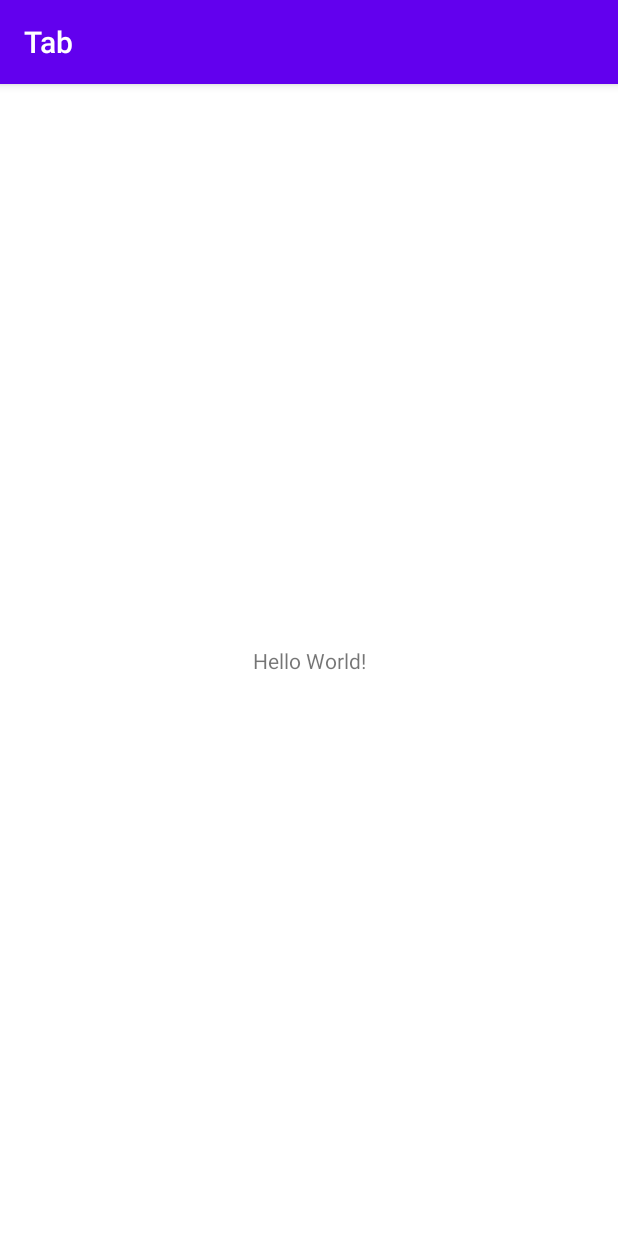
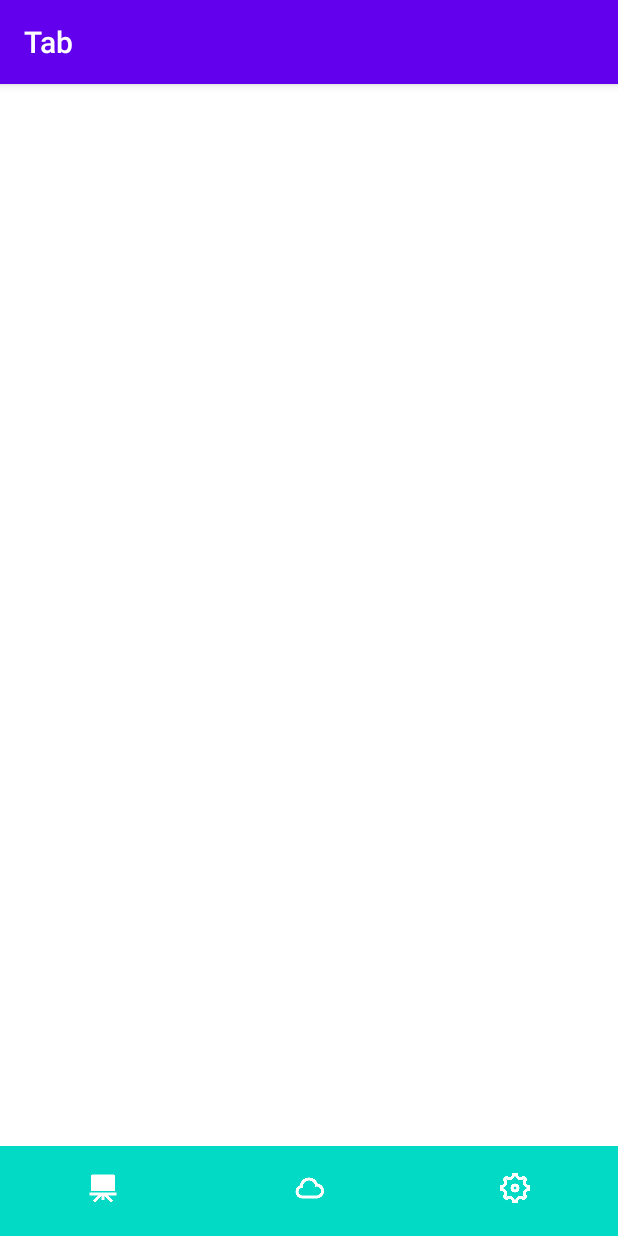
Before and after one commit to ipast/tab, an Android app: the screen it shows after launch (MainActivity), on a phone screen of 412 x 824 dp. Run offline under Robolectric (Android 15) with nearby library versions, the phone set to English and light mode, and no system bars.

Commit message:
修复是否展示文本属性

```diff
--- a/app/src/main/res/layout/activity_main.xml
+++ b/app/src/main/res/layout/activity_main.xml
@@ -5,14 +5,71 @@
     android:layout_width="match_parent"
     android:layout_height="match_parent"
     tools:context=".MainActivity">
+    <com.ipast.tab.TabGroup
+        android:id="@+id/main_tab_group"
+        android:layout_width="match_parent"
+        android:layout_height="60dp"
+        android:background="@color/teal_200"
+        app:layout_constraintBottom_toBottomOf="parent">
 
-    <TextView
-        android:layout_width="wrap_content"
-        android:layout_height="wrap_content"
-        android:text="Hello World!"
-        app:layout_constraintBottom_toBottomOf="parent"
-        app:layout_constraintLeft_toLeftOf="parent"
-        app:layout_constraintRight_toRightOf="parent"
-        app:layout_constraintTop_toTopOf="parent" />
+        <com.ipast.tab.TabButton
+            android:id="@+id/main_tab_c_panel"
+            android:layout_width="0dp"
+            android:layout_height="match_parent"
+            android:layout_weight="1"
+            android:orientation="vertical"
+            android:textAllCaps="false"
+            android:gravity="center"
+            app:tab_drawable_margin="3dp"
+            app:tab_icon="@drawable/ic_c_panel_selected"
+            app:tab_icon_size="24dp"
+            app:tab_icon_unselected="@drawable/ic_c_panel_normal"
+            app:tab_selected="true"
+            app:tab_text=""
+            app:tab_text_color="@color/teal_200"
+            app:tab_text_color_unselected="@color/white"
+            app:tab_text_size="13sp"
+            app:tab_text_size_unselected="13sp"
+            app:tab_show_text="false"/>
+
+        <com.ipast.tab.TabButton
+            android:id="@+id/main_tab_upload"
+            android:layout_width="0dp"
+            android:layout_height="match_parent"
+            android:layout_weight="1"
+            android:orientation="vertical"
+            android:textAllCaps="false"
+            app:tab_drawable_margin="3dp"
+            app:tab_icon="@drawable/ic_upload_selected"
+            app:tab_icon_size="24dp"
+            android:gravity="center"
+            app:tab_icon_unselected="@drawable/ic_upload_normal"
+            app:tab_selected="false"
+            app:tab_text=""
+            app:tab_text_color="@color/teal_200"
+            app:tab_text_color_unselected="@color/white"
+            app:tab_text_size="13sp"
+            app:tab_text_size_unselected="13sp"
+            app:tab_show_text="false"/>
+        <com.ipast.tab.TabButton
+            android:id="@+id/main_tab_setting"
+            android:layout_width="0dp"
+            android:layout_height="match_parent"
+            android:layout_weight="1"
+            android:orientation="vertical"
+            android:textAllCaps="false"
+            app:tab_drawable_margin="3dp"
+            app:tab_icon="@drawable/ic_setting_selected"
+            app:tab_icon_size="24dp"
+            android:gravity="center"
+            app:tab_icon_unselected="@drawable/ic_setting_normal"
+            app:tab_selected="false"
+            app:tab_text=""
+            app:tab_text_color="@color/teal_200"
+            app:tab_text_color_unselected="@color/white"
+            app:tab_text_size="13sp"
+            app:tab_text_size_unselected="13sp"
+            app:tab_show_text="false"/>
+    </com.ipast.tab.TabGroup>
 
 </androidx.constraintlayout.widget.ConstraintLayout>
--- a/library/src/main/java/com/ipast/tab/TabButton.java
+++ b/library/src/main/java/com/ipast/tab/TabButton.java
@@ -100,12 +100,18 @@ public class TabButton extends LinearLayout {
 
         if (mSelected) {
             mImageView.setImageResource(mDrawable);
+            if (showText){
                 mTextView.setTextColor(mTextColor);
                 mTextView.setTextSize(TypedValue.COMPLEX_UNIT_PX, mTextSize);
+            }
+
         } else {
             mImageView.setImageResource(mUnSelectedDrawable);
+            if (showText){
                 mTextView.setTextColor(mTextColorUnSelected);
                 mTextView.setTextSize(TypedValue.COMPLEX_UNIT_PX, mTextSizeUnSelected);
+            }
+
         }
         if (!reverse) {
             addView(mImageView);
@@ -125,12 +131,18 @@ public class TabButton extends LinearLayout {
     public void setSelected(boolean selected) {
         if (selected) {
             mImageView.setImageResource(mDrawable);
+            if (showText){
                 mTextView.setTextColor(mTextColor);
                 mTextView.setTextSize(TypedValue.COMPLEX_UNIT_PX, mTextSize);
+            }
+
         } else {
             mImageView.setImageResource(mUnSelectedDrawable);
+            if (showText){
                 mTextView.setTextColor(mTextColorUnSelected);
                 mTextView.setTextSize(TypedValue.COMPLEX_UNIT_PX, mTextSizeUnSelected);
+            }
+
         }
     }
 
```
Also changed, not shown: app/src/main/res/drawable-xhdpi/ic_c_panel_normal.png (added), app/src/main/res/drawable-xhdpi/ic_c_panel_selected.png (added), app/src/main/res/drawable-xhdpi/ic_more.png (added), app/src/main/res/drawable-xhdpi/ic_setting_normal.png (added), app/src/main/res/drawable-xhdpi/ic_setting_selected.png (added), app/src/main/res/drawable-xhdpi/ic_upload_normal.png (added), app/src/main/res/drawable-xhdpi/ic_upload_selected.png (added). Lines whose indentation alone changed are shown as unchanged.
